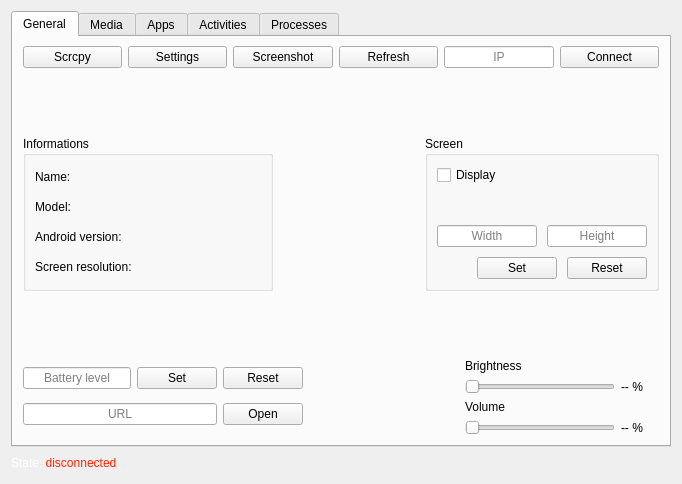
Old version of the form ui/form.ui in the repository Zarox28/ADBenQ.
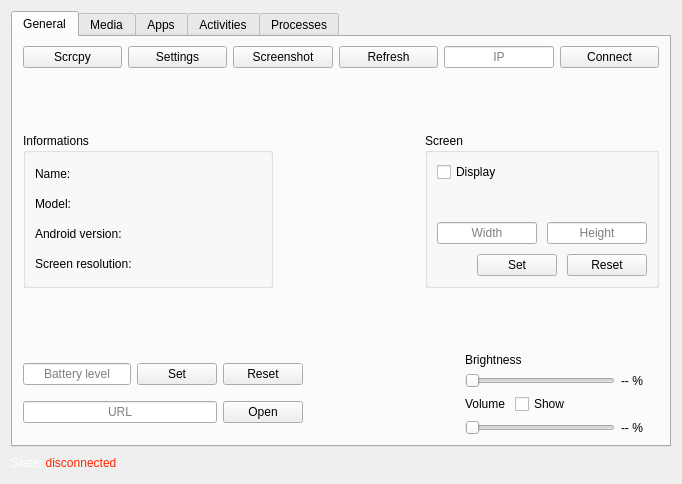
New version of the form. Icons and pictures are not drawn.

Commit message: 🎉 feat: update version to 0.1.10-alpha and add volume checkbox

What changed in the file:
```diff
--- a/ui/form.ui
+++ b/ui/form.ui
@@ -538,11 +538,38 @@
              <item>
               <layout class="QVBoxLayout" name="volume_container">
                <item>
+                <layout class="QHBoxLayout" name="volume_label_container">
+                 <property name="spacing">
+                  <number>10</number>
+                 </property>
+                 <item>
                 <widget class="QLabel" name="volume_label">
                  <property name="text">
                   <string>Volume</string>
                  </property>
                 </widget>
+                 </item>
+                 <item>
+                  <widget class="QCheckBox" name="volume_slider_show_checkbox">
+                   <property name="text">
+                    <string>Show</string>
+                   </property>
+                  </widget>
+                 </item>
+                 <item>
+                  <spacer name="horizontal_spacer_7">
+                   <property name="orientation">
+                    <enum>Qt::Orientation::Horizontal</enum>
+                   </property>
+                   <property name="sizeHint" stdset="0">
+                    <size>
+                     <width>40</width>
+                     <height>20</height>
+                    </size>
+                   </property>
+                  </spacer>
+                 </item>
+                </layout>
                </item>
                <item>
                 <layout class="QHBoxLayout" name="volume_slider_container">
```
Left out of the diff: 2 changed lines with no effect on the pictures. Lines whose indentation alone changed are shown as unchanged. The commit also changes 12 other files.
